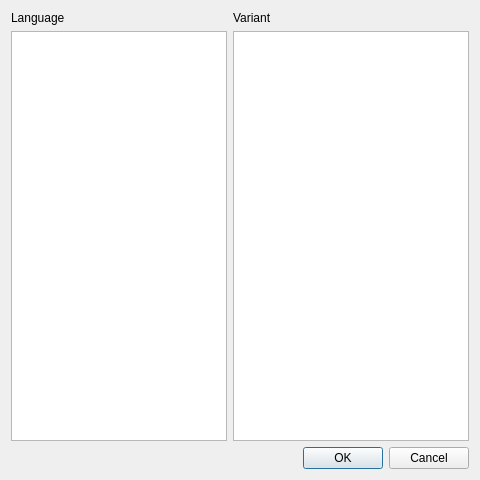
Above: sway_input_config/ui/selectlayout.ui from Sunderland93/sway-input-config before the change. Below: the same form after it.
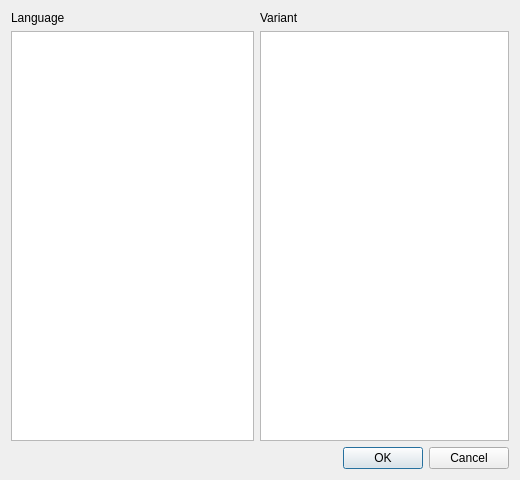
That is the form after the change.

The edit to the form file:
```diff
--- a/sway_input_config/ui/selectlayout.ui
+++ b/sway_input_config/ui/selectlayout.ui
@@ -6,19 +6,19 @@
    <rect>
     <x>0</x>
     <y>0</y>
-    <width>480</width>
+    <width>520</width>
     <height>480</height>
    </rect>
   </property>
   <property name="minimumSize">
    <size>
-    <width>480</width>
+    <width>520</width>
     <height>480</height>
    </size>
   </property>
   <property name="maximumSize">
    <size>
-    <width>480</width>
+    <width>520</width>
     <height>480</height>
    </size>
   </property>
```
